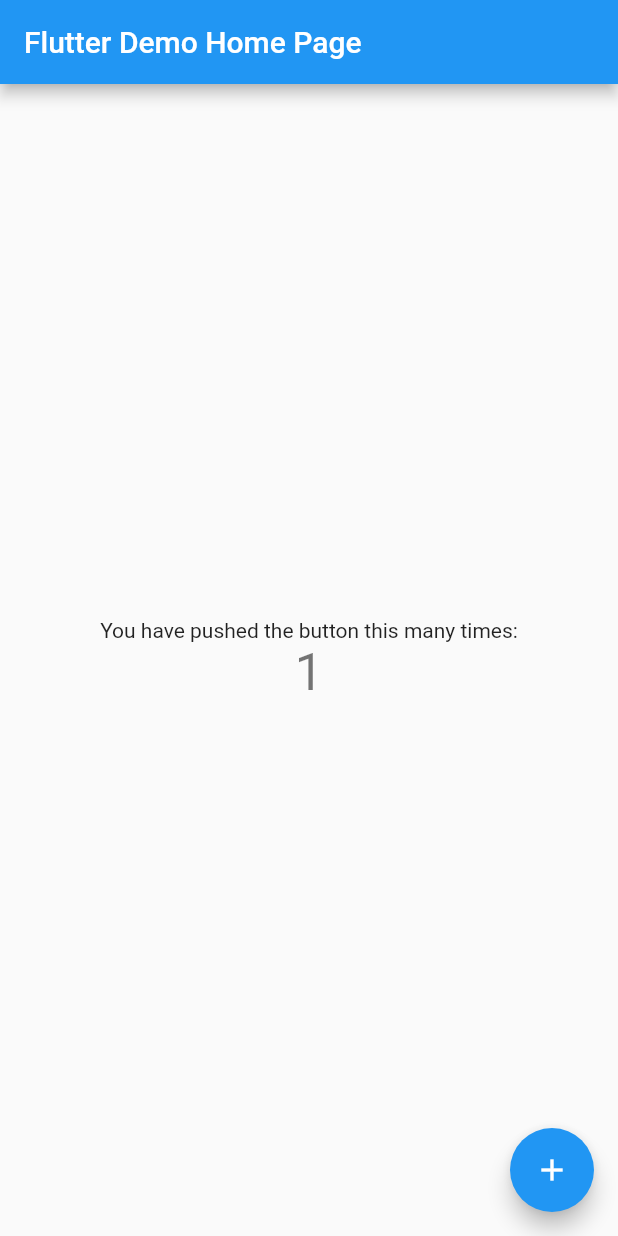
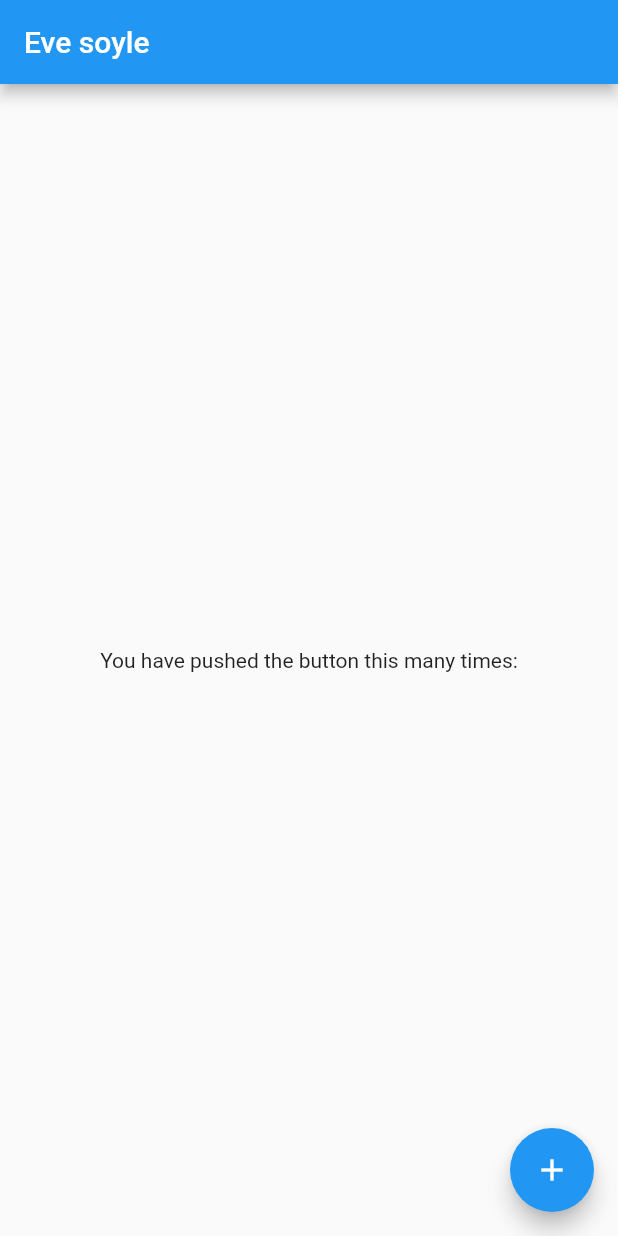
Before and after one commit to eralpsoftware/eve-soyle, a Flutter app: the screen it shows after launch, after a tap on the "add" icon, on a phone screen of 412 x 824 dp. Run offline on Flutter 3.47's test engine with Material 2 defaults, Android fonts, the phone set to English and light mode, and no system bars.

Commit message:
first commit

```diff
--- a/lib/main.dart
+++ b/lib/main.dart
@@ -3,109 +3,47 @@ import 'package:flutter/material.dart';
 void main() => runApp(MyApp());
 
 class MyApp extends StatelessWidget {
-  // This widget is the root of your application.
   @override
   Widget build(BuildContext context) {
     return MaterialApp(
       title: 'Flutter Demo',
       theme: ThemeData(
-        // This is the theme of your application.
-        //
-        // Try running your application with "flutter run". You'll see the
-        // application has a blue toolbar. Then, without quitting the app, try
-        // changing the primarySwatch below to Colors.green and then invoke
-        // "hot reload" (press "r" in the console where you ran "flutter run",
-        // or simply save your changes to "hot reload" in a Flutter IDE).
-        // Notice that the counter didn't reset back to zero; the application
-        // is not restarted.
         primarySwatch: Colors.blue,
       ),
-      home: MyHomePage(title: 'Flutter Demo Home Page'),
+      home: MyHomePage(),
     );
   }
 }
 
 class MyHomePage extends StatefulWidget {
-  MyHomePage({Key key, this.title}) : super(key: key);
-
-  // This widget is the home page of your application. It is stateful, meaning
-  // that it has a State object (defined below) that contains fields that affect
-  // how it looks.
-
-  // This class is the configuration for the state. It holds the values (in this
-  // case the title) provided by the parent (in this case the App widget) and
-  // used by the build method of the State. Fields in a Widget subclass are
-  // always marked "final".
-
-  final String title;
+  MyHomePage({Key key}) : super(key: key);
 
   @override
   _MyHomePageState createState() => _MyHomePageState();
 }
 
 class _MyHomePageState extends State<MyHomePage> {
-  int _counter = 0;
-
-  void _incrementCounter() {
-    setState(() {
-      // This call to setState tells the Flutter framework that something has
-      // changed in this State, which causes it to rerun the build method below
-      // so that the display can reflect the updated values. If we changed
-      // _counter without calling setState(), then the build method would not be
-      // called again, and so nothing would appear to happen.
-      _counter++;
-    });
-  }
-
   @override
   Widget build(BuildContext context) {
-    // This method is rerun every time setState is called, for instance as done
-    // by the _incrementCounter method above.
-    //
-    // The Flutter framework has been optimized to make rerunning build methods
-    // fast, so that you can just rebuild anything that needs updating rather
-    // than having to individually change instances of widgets.
     return Scaffold(
       appBar: AppBar(
-        // Here we take the value from the MyHomePage object that was created by
-        // the App.build method, and use it to set our appbar title.
-        title: Text(widget.title),
+        title: Text("Eve soyle"),
       ),
       body: Center(
-        // Center is a layout widget. It takes a single child and positions it
-        // in the middle of the parent.
         child: Column(
-          // Column is also a layout widget. It takes a list of children and
-          // arranges them vertically. By default, it sizes itself to fit its
-          // children horizontally, and tries to be as tall as its parent.
-          //
-          // Invoke "debug painting" (press "p" in the console, choose the
-          // "Toggle Debug Paint" action from the Flutter Inspector in Android
-          // Studio, or the "Toggle Debug Paint" command in Visual Studio Code)
-          // to see the wireframe for each widget.
-          //
-          // Column has various properties to control how it sizes itself and
-          // how it positions its children. Here we use mainAxisAlignment to
-          // center the children vertically; the main axis here is the vertical
-          // axis because Columns are vertical (the cross axis would be
-          // horizontal).
           mainAxisAlignment: MainAxisAlignment.center,
           children: <Widget>[
             Text(
               'You have pushed the button this many times:',
             ),
-            Text(
-              '$_counter',
-              style: Theme.of(context).textTheme.display1,
-            ),
           ],
         ),
       ),
       floatingActionButton: FloatingActionButton(
-        onPressed: _incrementCounter,
+        onPressed: () {},
         tooltip: 'Increment',
         child: Icon(Icons.add),
-      ), // This trailing comma makes auto-formatting nicer for build methods.
+      ),
     );
   }
 }
```
